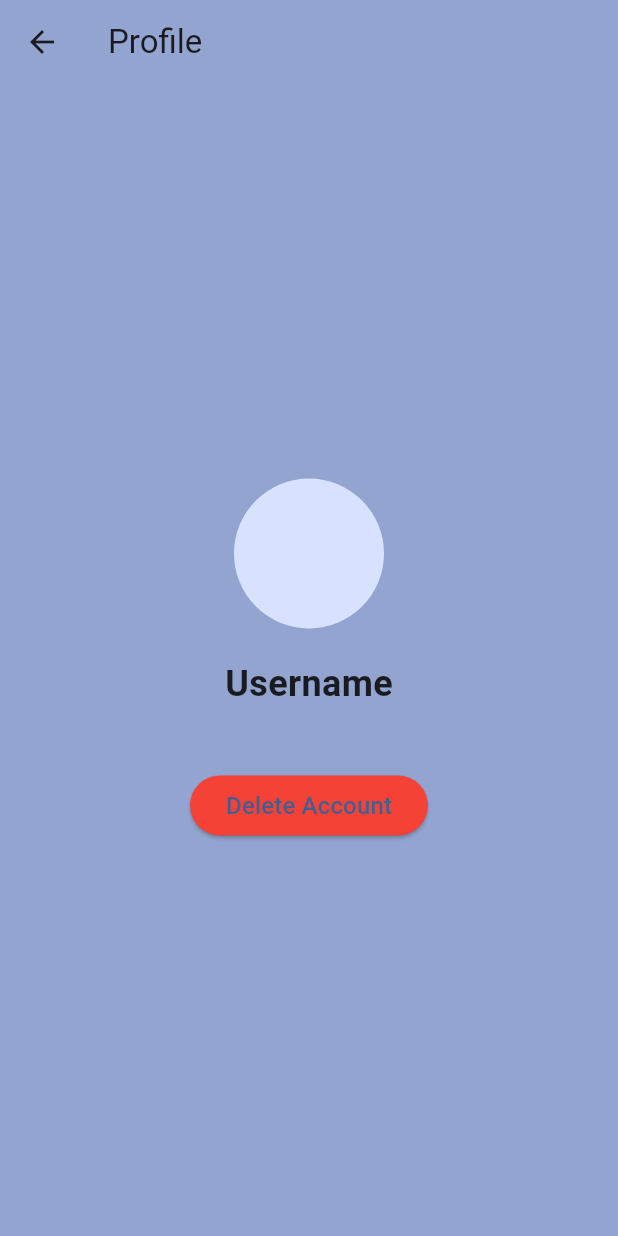
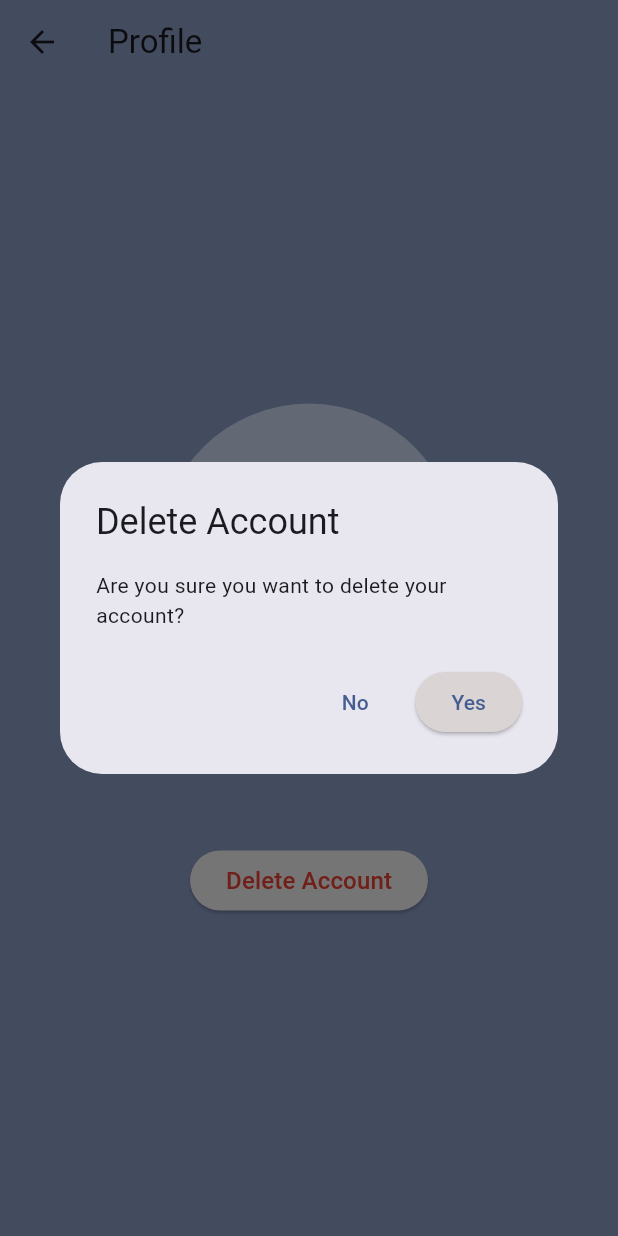
Before and after one commit to Brandon-T-Yates/Flow_Muse, a Flutter app: the ProfilePage screen opened directly, after a tap on "Delete Account", on a phone screen of 412 x 824 dp. Run offline on Flutter 3.47's test engine with Material 3 defaults, Android fonts, the phone set to English and light mode, and no system bars; our stand-ins replace cloud_firestore, firebase_core; accounts and stored records are empty.

Commit message:
Cleaned up code, profile ui changed, and delete now has dialog box

```diff
--- a/lib/screens/profilepage.dart
+++ b/lib/screens/profilepage.dart
@@ -17,7 +17,7 @@ class ProfilePage extends StatelessWidget {
           mainAxisAlignment: MainAxisAlignment.center,
           children: [
             const CircleAvatar(
-              radius: 50,
+              radius: 100,
             ),
             const SizedBox(height: 20),
             const Text(
@@ -27,14 +27,41 @@ class ProfilePage extends StatelessWidget {
             const SizedBox(height: 40),
             ElevatedButton(
               onPressed: () {
-                  // Will add delete functionality later
+                _showDeleteConfirmationDialog(context);
               },
-              style: ElevatedButton.styleFrom(primary: Colors.red),
-              child: const Text('Delete Account', style: TextStyle(fontSize: 16)),
+              style: ElevatedButton.styleFrom(primary: Colors.white),
+              child: const Text('Delete Account', style: TextStyle(fontSize: 16, color: Colors.red)),
             ),
           ],
         ),
       ),
     );
   }
+
+  Future<void> _showDeleteConfirmationDialog(BuildContext context) async {
+    return showDialog(
+      context: context,
+      builder: (BuildContext context) {
+        return AlertDialog(
+          title: const Text('Delete Account'),
+          content: const Text('Are you sure you want to delete your account?'),
+          actions: [
+            TextButton(
+              onPressed: () {
+                Navigator.of(context).pop(); // Close the dialog
+              },
+              child: const Text('No'),
+            ),
+            ElevatedButton(
+              onPressed: () {
+                // Perform the delete action here
+                Navigator.of(context).pop(); // Close the dialog
+              },
+              child: const Text('Yes'),
+            ),
+          ],
+        );
+      },
+    );
+  }
 }
```
Also changed, not shown: lib/screens/home.dart (+0 -48 lines).
